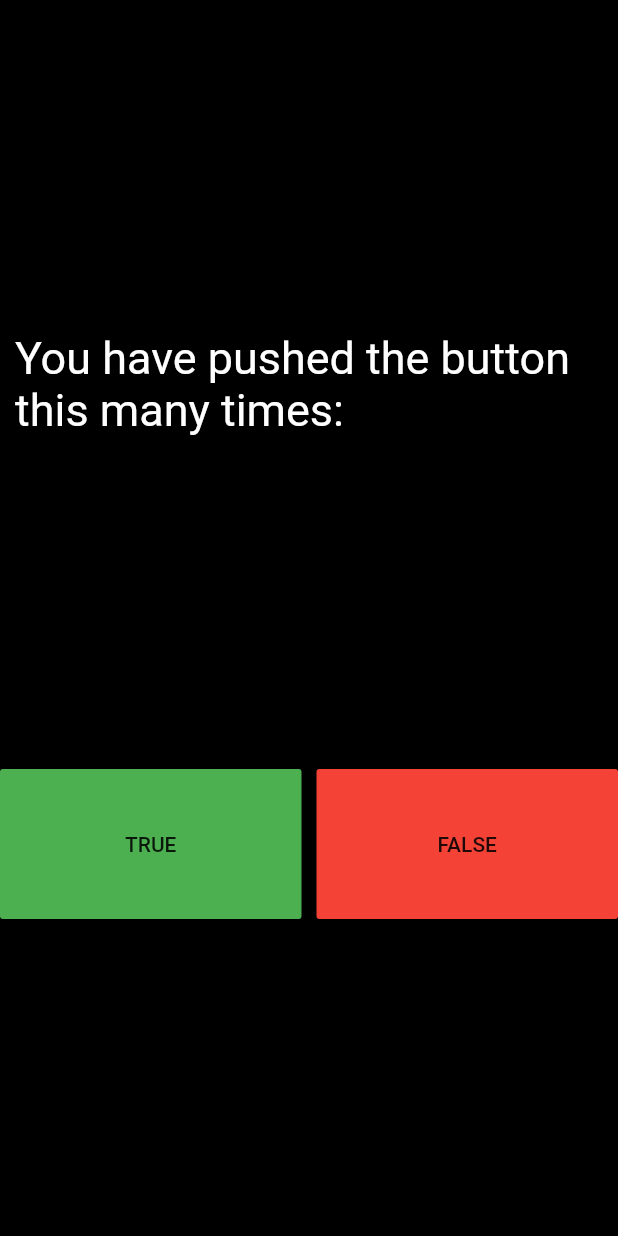
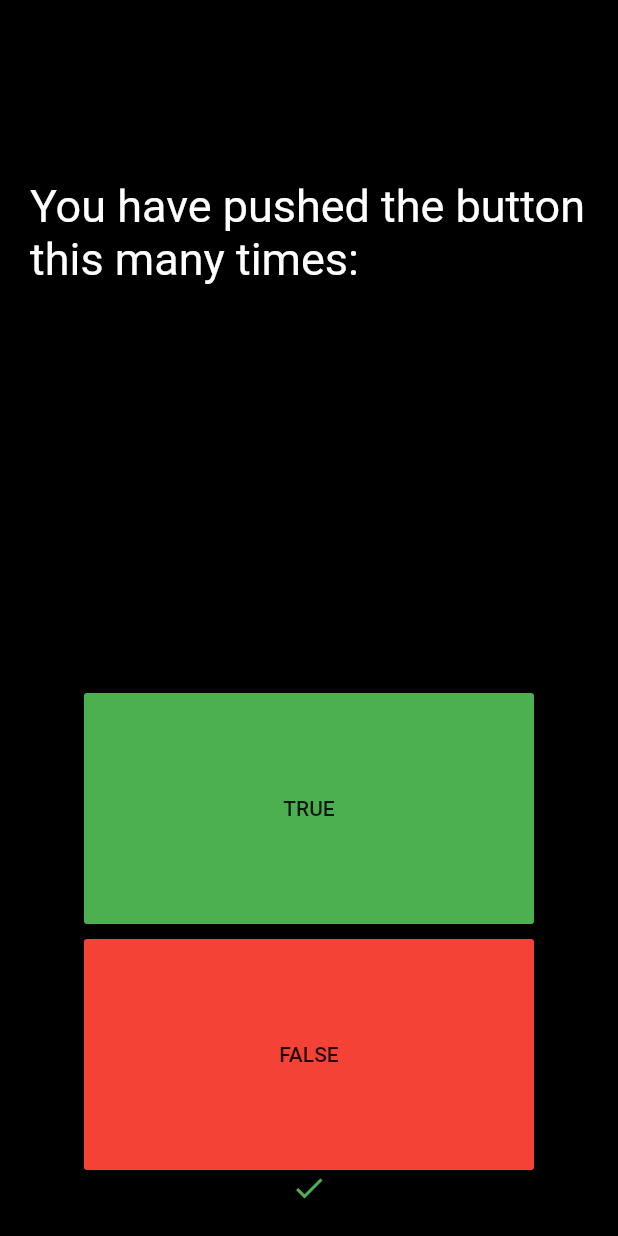
Before and after one commit to tagasimon/Quizzler, a Flutter app: the screen it shows after launch, after a tap on "TRUE", on a phone screen of 412 x 824 dp. Run offline on Flutter 3.47's test engine with Material 2 defaults, Android fonts, the phone set to English and light mode, and no system bars.

```diff
--- /dev/null
+++ b/lib/button.dart
@@ -0,0 +1,67 @@
+import 'package:flutter/material.dart';
+
+class Button extends StatefulWidget {
+  @override
+  _ButtonState createState() => _ButtonState();
+}
+
+class _ButtonState extends State<Button> {
+  List<Widget> scoreTracker = [];
+
+  @override
+  Widget build(BuildContext context) {
+    return Expanded(
+      // width: 400.0,
+      // height: 100.0,
+      child: Column(
+        children: [
+          Expanded(
+            child: FlatButton(
+              minWidth: 300.0,
+              color: Colors.green,
+              // height: 100.0,
+              child: Text("TRUE"),
+              onPressed: () {
+                setState(() {
+                  scoreTracker.add(
+                    Icon(
+                      Icons.check,
+                      color: Colors.green,
+                    ),
+                  );
+                });
+              },
+            ),
+          ),
+          SizedBox(height: 10.0),
+          Expanded(
+            child: FlatButton(
+              minWidth: 300.0,
+              color: Colors.red,
+              child: Text("FALSE"),
+              onPressed: () {
+                setState(() {
+                  scoreTracker.add(
+                    Icon(
+                      Icons.close,
+                      color: Colors.red,
+                    ),
+                  );
+                });
+              },
+            ),
+          ),
+          SingleChildScrollView(
+            scrollDirection: Axis.horizontal,
+            child: Row(
+              children: scoreTracker,
+            ),
+          )
+        ],
+      ),
+    );
+  }
+}
+
+// 0xFFF44336
+// 0xFFF44336
--- a/lib/main.dart
+++ b/lib/main.dart
@@ -1,4 +1,6 @@
 import 'package:flutter/material.dart';
+import 'button.dart';
+import 'quiz.dart';
 
 void main() {
   runApp(MyApp());
@@ -20,48 +22,26 @@ class MyApp extends StatelessWidget {
 }
 
 class MyHomePage extends StatelessWidget {
+  List<Widget> myIcons = [
+    Icon(Icons.check, color: Colors.green),
+    Icon(Icons.close, color: Colors.red),
+  ];
   @override
   Widget build(BuildContext context) {
     return Scaffold(
       backgroundColor: Colors.black,
-      // appBar: AppBar(
-      //   title: Text("Quizzler"),
-      // ),
       body: SafeArea(
-        child: Container(
+        child: Padding(
+          padding: const EdgeInsets.all(20.0),
           child: Column(
-            mainAxisAlignment: MainAxisAlignment.spaceEvenly,
+            mainAxisAlignment: MainAxisAlignment.center,
+            crossAxisAlignment: CrossAxisAlignment.stretch,
             children: <Widget>[
-              Container(
-                margin: EdgeInsets.all(10.0),
-                child: Text(
-                  'You have pushed the button this many times:',
-                  style: TextStyle(color: Colors.white, fontSize: 30.0),
-                ),
+              SizedBox(
+                height: 100.0,
               ),
-              Row(
-                children: [
-                  Expanded(
-                    child: FlatButton(
-                      color: Colors.green,
-                      height: 100.0,
-                      child: Text("TRUE"),
-                      onPressed: () {},
-                    ),
-                  ),
-                  SizedBox(
-                    width: 10.0,
-                  ),
-                  Expanded(
-                    child: FlatButton(
-                      height: 100.0,
-                      color: Colors.red,
-                      child: Text("FALSE"),
-                      onPressed: () {},
-                    ),
-                  ),
-                ],
-              )
+              Quiz(),
+              Button(),
             ],
           ),
         ),
--- /dev/null
+++ b/lib/quiz.dart
@@ -0,0 +1,15 @@
+import 'package:flutter/material.dart';
+
+class Quiz extends StatelessWidget {
+  @override
+  Widget build(BuildContext context) {
+    return Container(
+      child: Expanded(
+        child: Text(
+          'You have pushed the button this many times:',
+          style: TextStyle(color: Colors.white, fontSize: 30.0),
+        ),
+      ),
+    );
+  }
+}
```
Also changed, not shown: 11 other files.
